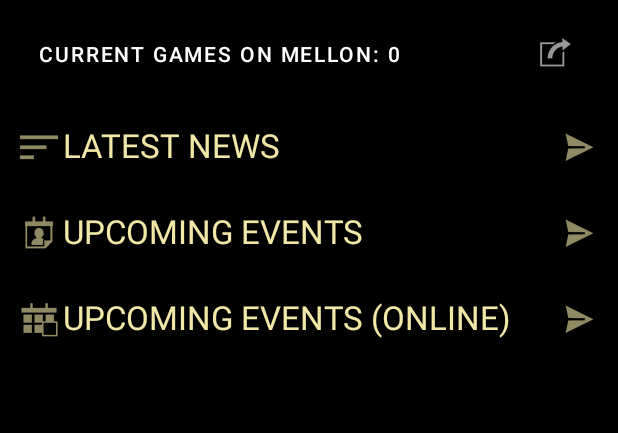
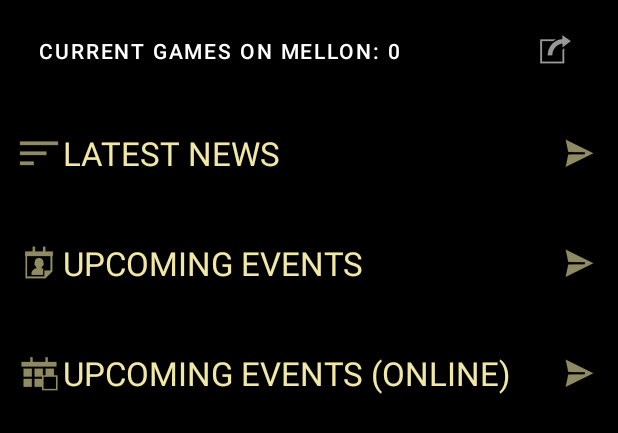
Before and after one commit to Heinrich-Barth/meccg-news-app, an Android app: the layout fragment_home.xml on its own in the app's theme, with its tools: preview values and no code run, on a phone screen of 412 x 824 dp. Shown: the top 433 px of the screen. Run offline under Robolectric (Android 15) with nearby library versions, the phone set to English and light mode, and no system bars.

Commit message:
larger click areas

```diff
--- a/app/src/main/res/layout/fragment_home.xml
+++ b/app/src/main/res/layout/fragment_home.xml
@@ -24,7 +24,7 @@
             <Button
                 android:id="@+id/button_current_games_mellon"
                 android:layout_width="wrap_content"
-                android:layout_height="wrap_content"
+                android:layout_height="48dp"
                 android:layout_weight="1"
                 android:background="@android:color/transparent"
                 android:text="Current Games on Mellon: 0"
@@ -51,11 +51,11 @@
                 <TextView
                     android:id="@+id/ttle_latest_news"
                     android:layout_width="match_parent"
-                    android:layout_height="wrap_content"
+                    android:layout_height="48dp"
                     android:layout_marginBottom="5dp"
-                    android:drawableTintMode="multiply"
+                    android:gravity="center_vertical"
+                    app:drawableTintMode="multiply"
                     android:text="@string/recentnews_title"
-                    android:textAlignment="viewStart"
                     android:textAllCaps="true"
                     android:textAppearance="@style/TextAppearance.AppCompat.Large"
                     android:textColor="@color/green"
@@ -86,11 +86,11 @@
                 <TextView
                     android:id="@+id/title_upcoming_events"
                     android:layout_width="match_parent"
-                    android:layout_height="wrap_content"
+                    android:layout_height="48dp"
                     android:layout_marginBottom="5dp"
-                    android:drawableTintMode="multiply"
+                    app:drawableTintMode="multiply"
+                    android:gravity="center_vertical"
                     android:text="@string/upcomingevents_title"
-                    android:textAlignment="viewStart"
                     android:textAllCaps="true"
                     android:textAppearance="@style/TextAppearance.AppCompat.Large"
                     android:textColor="@color/green"
@@ -121,17 +121,17 @@
                 <TextView
                     android:id="@+id/title_upcoming_events_online"
                     android:layout_width="match_parent"
-                    android:layout_height="wrap_content"
+                    android:layout_height="48dp"
                     android:layout_marginBottom="5dp"
-                    android:drawableTintMode="multiply"
                     android:text="@string/upcomingevents_title_online"
-                    android:textAlignment="viewStart"
+                    android:gravity="center_vertical"
                     android:textAllCaps="true"
                     android:textAppearance="@style/TextAppearance.AppCompat.Large"
                     android:textColor="@color/green"
                     app:drawableEndCompat="@android:drawable/ic_menu_send"
                     app:drawableStartCompat="@android:drawable/ic_menu_today"
-                    app:drawableTint="@color/green" />
+                    app:drawableTint="@color/green"
+                    app:drawableTintMode="multiply" />
             </LinearLayout>
 
             <LinearLayout
```
